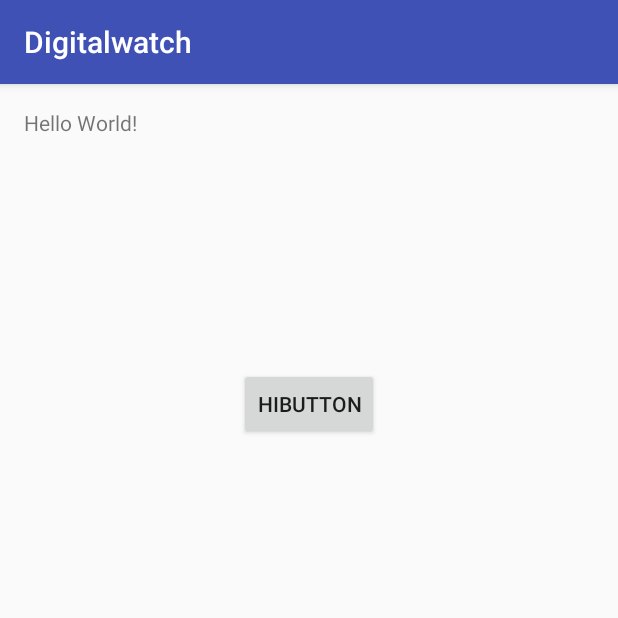
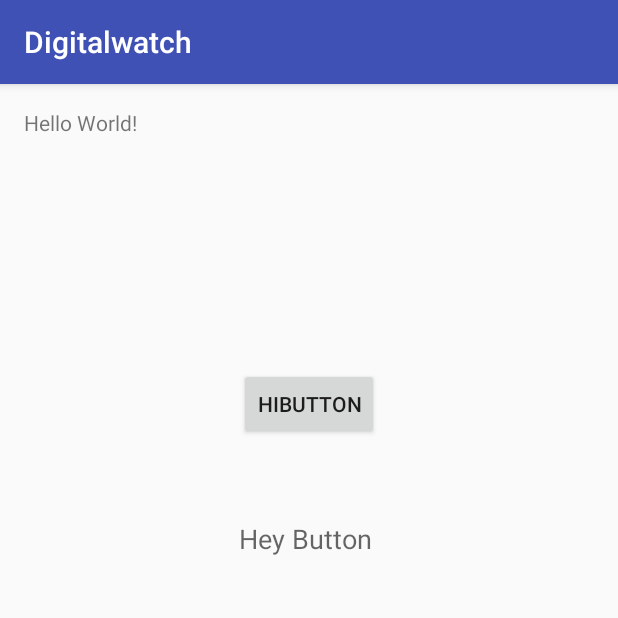
Before and after one commit to sagarsrao/Digitalwatch, an Android app: the screen it shows after launch (MainActivity), on a phone screen of 412 x 824 dp, the top half of it. Run offline under Robolectric (Android 15) with nearby library versions, the phone set to English and light mode, and no system bars.

Commit message:
Extra buttons added

```diff
--- a/app/src/main/res/layout/activity_main.xml
+++ b/app/src/main/res/layout/activity_main.xml
@@ -23,4 +23,14 @@
         android:layout_below="@+id/textView"
         android:layout_centerHorizontal="true"
         android:layout_marginTop="154dp" />
+
+    <TextView
+        android:layout_width="wrap_content"
+        android:layout_height="wrap_content"
+        android:textAppearance="?android:attr/textAppearanceMedium"
+        android:text="Hey Button"
+        android:id="@+id/textView2"
+        android:layout_below="@+id/button"
+        android:layout_alignStart="@+id/button"
+        android:layout_marginTop="53dp" />
 </RelativeLayout>
```
